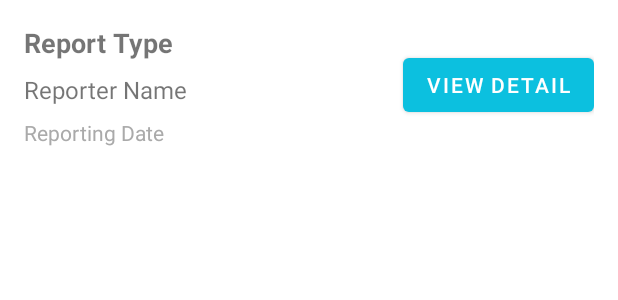
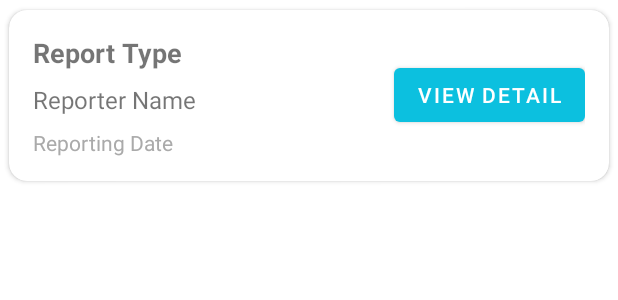
Before and after one commit to adityar22/PAPB2023_1, an Android app: the layout item_report.xml on its own in the app's theme, with its tools: preview values and no code run, on a phone screen of 412 x 824 dp. Shown: the top 300 px of the screen. Run offline under Robolectric (Android 15) with nearby library versions, the phone set to English and light mode, and no system bars.

Commit message:
chore: cardView on item report

```diff
--- a/app/src/main/java/com/example/simpalaapps/view/DashboardFragment.kt
+++ b/app/src/main/java/com/example/simpalaapps/view/DashboardFragment.kt
@@ -142,4 +142,5 @@ class DashboardFragment : Fragment(), DashboardContract.View, ReportAdapter.OnIt
             .addToBackStack(null) // Untuk menambahkan fragment ke dalam back stack
             .commit()
     }
+
 }
--- a/app/src/main/res/layout/item_report.xml
+++ b/app/src/main/res/layout/item_report.xml
@@ -1,6 +1,16 @@
 <!-- res/layout/item_report.xml -->
 
-<RelativeLayout xmlns:android="http://schemas.android.com/apk/res/android"
+<androidx.cardview.widget.CardView
+    xmlns:android="http://schemas.android.com/apk/res/android"
+    xmlns:app="http://schemas.android.com/apk/res-auto"
+    android:layout_width="match_parent"
+    android:layout_height="wrap_content"
+    app:cardCornerRadius="12dp"
+    app:cardUseCompatPadding="true"
+    android:layout_marginBottom="6dp"
+    android:elevation="12dp">
+
+<RelativeLayout
     android:layout_width="match_parent"
     android:layout_height="wrap_content"
     android:padding="16dp">
@@ -41,4 +51,7 @@
         android:layout_centerVertical="true"
         android:text="View Detail"/>
 
+
+
 </RelativeLayout>
+    </androidx.cardview.widget.CardView>
```
Also changed, not shown: app/src/main/res/layout/fragment_dashboard.xml (+12 -0 lines).
